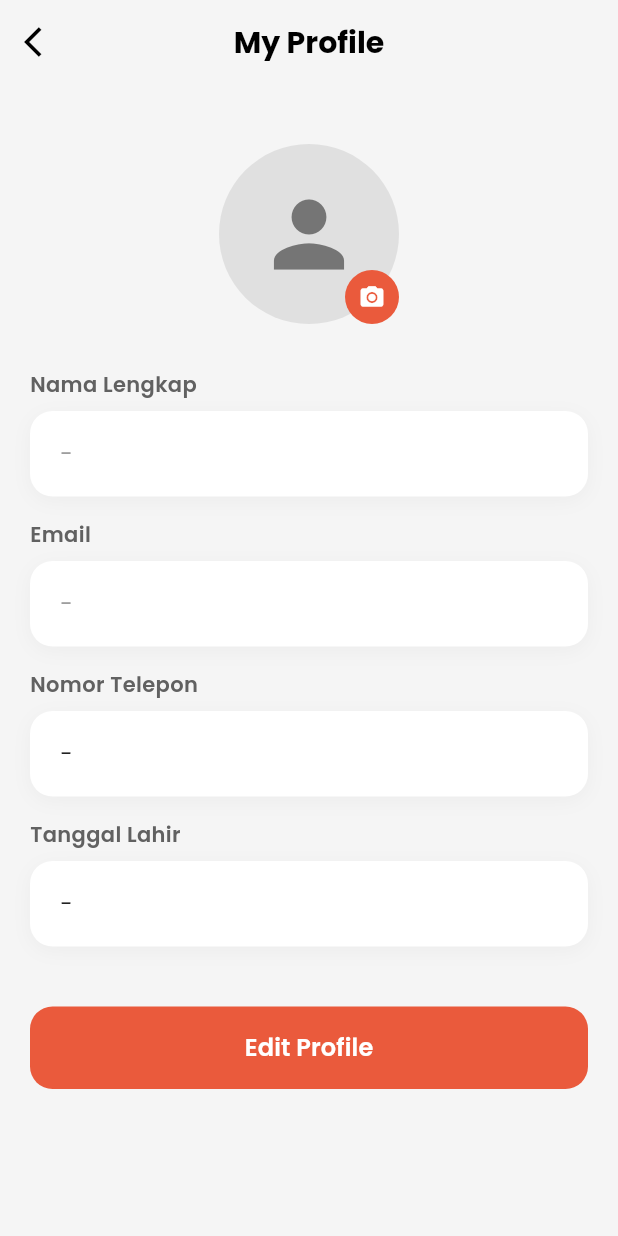
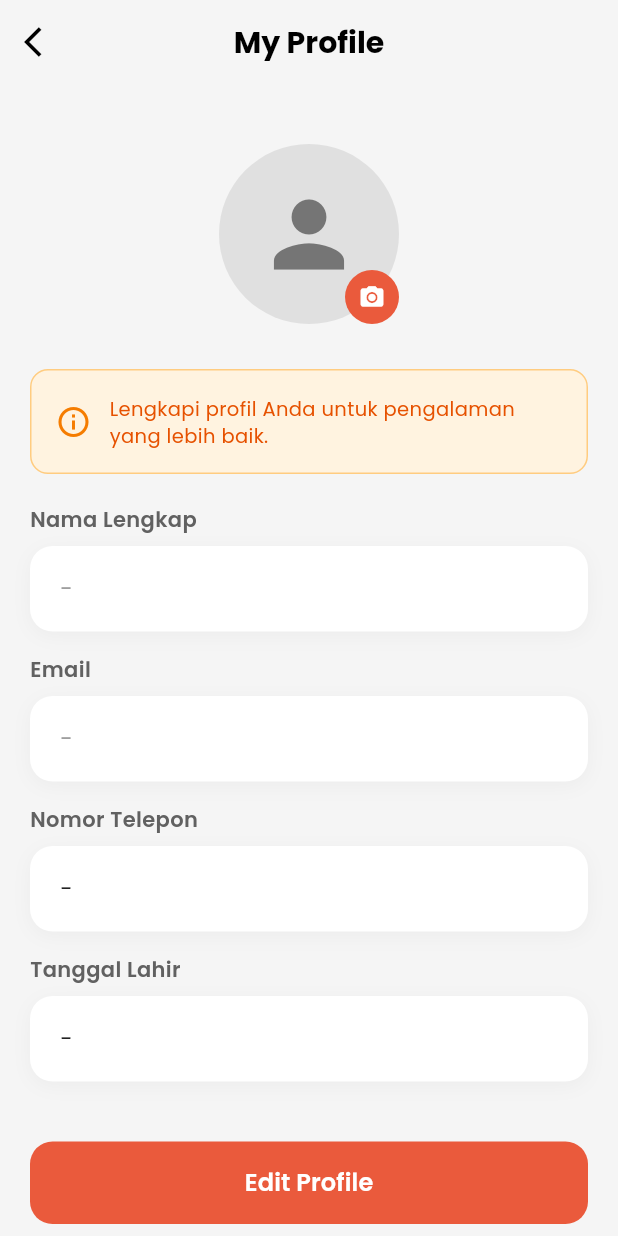
Before and after one commit to AhmadSyafiNurroyyan/ui-user-pizza-delivery, a Flutter app: the MyProfileScreen screen opened directly, on a phone screen of 412 x 824 dp. Run offline on Flutter 3.47's test engine with Material 3 defaults, Android fonts, the phone set to English and light mode, and no system bars; our stand-ins replace cached_network_image, google_fonts, shared_preferences; accounts and stored records are empty.

Commit message:
Improve user profile persistence and display
User profile data in SharedPreferences is now merged on login to preserve phone number and date of birth from signup or edits. Signup saves a more complete profile with dual key support for name and mobile. MyProfileScreen adds debug logs and an info banner if profile data is incomplete.

```diff
--- a/lib/screens/my_profile_screen.dart
+++ b/lib/screens/my_profile_screen.dart
@@ -27,16 +27,31 @@ class _MyProfileScreenState extends State<MyProfileScreen> {
   Future<void> _loadUserProfile() async {
     final prefs = await SharedPreferences.getInstance();
     final raw = prefs.getString('user_profile');
+
+    print('🔍 [DEBUG] Raw user_profile: $raw'); // Debug log
+
     if (raw != null) {
       try {
         final Map<String, dynamic> user = jsonDecode(raw);
+        print('📦 [DEBUG] Parsed user data: $user'); // Debug log
+
         setState(() {
           name = user['nama'] ?? user['name'] ?? '';
           email = user['email'] ?? '';
           mobile = user['noHp'] ?? user['mobile'] ?? '';
           dob = user['dob'] ?? '';
         });
-      } catch (_) {}
+
+        print(
+          '✅ [DEBUG] Loaded - Name: $name, Email: $email, Mobile: $mobile, DOB: $dob',
+        ); // Debug log
+      } catch (e) {
+        print('❌ [DEBUG] Error parsing user_profile: $e'); // Debug log
+      }
+    } else {
+      print(
+        '⚠️ [DEBUG] No user_profile found in SharedPreferences',
+      ); // Debug log
     }
   }
 
@@ -90,6 +105,39 @@ class _MyProfileScreenState extends State<MyProfileScreen> {
               ],
             ),
             const SizedBox(height: 30),
+
+            // Info banner jika data belum lengkap
+            if (mobile.isEmpty || dob.isEmpty)
+              Container(
+                width: double.infinity,
+                padding: const EdgeInsets.all(16),
+                margin: const EdgeInsets.only(bottom: 20),
+                decoration: BoxDecoration(
+                  color: Colors.orange.shade50,
+                  borderRadius: BorderRadius.circular(12),
+                  border: Border.all(color: Colors.orange.shade200),
+                ),
+                child: Row(
+                  children: [
+                    Icon(
+                      Icons.info_outline,
+                      color: Colors.orange.shade700,
+                      size: 24,
+                    ),
+                    const SizedBox(width: 12),
+                    Expanded(
+                      child: Text(
+                        'Lengkapi profil Anda untuk pengalaman yang lebih baik.',
+                        style: GoogleFonts.poppins(
+                          fontSize: 13,
+                          color: Colors.orange.shade900,
+                          height: 1.4,
+                        ),
+                      ),
+                    ),
+                  ],
+                ),
+              ),
 
             _profileField('Nama Lengkap', name),
             const SizedBox(height: 15),
```
Also changed, not shown: lib/screens/login_screen.dart (+23 -2 lines), lib/screens/signup_screen.dart (+14 -5 lines).
